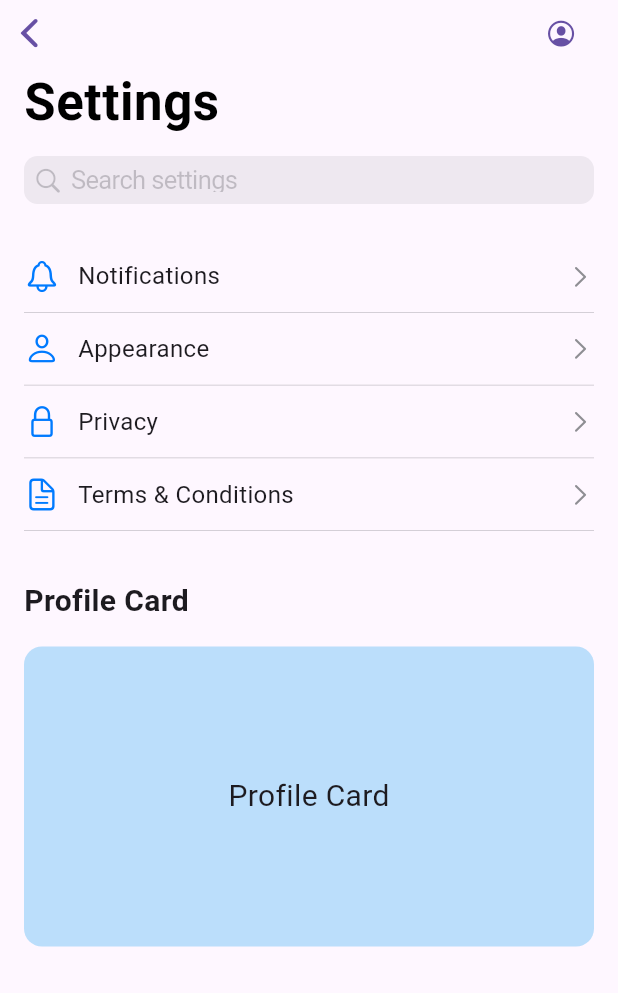
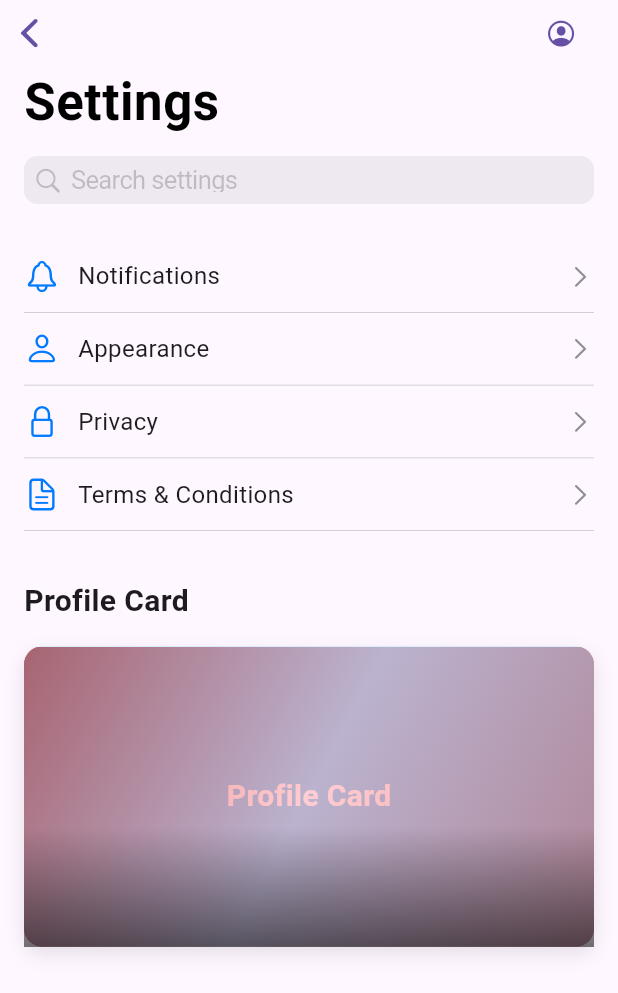
Before and after one commit to KameshDivantha/ishangavidusha-flutter_coding_test-1e349c8ff79d, a Flutter app: the SettingsScreen screen opened by its route, on a phone screen of 412 x 824 dp. Shown: the top 993 px of the screen. Run offline on Flutter 3.47's test engine with Material 3 defaults, Android fonts, the phone set to English and light mode, and no system bars; our stand-ins replace rxdart; accounts and stored records are empty.

Commit message:
Add shader for profile card

```diff
--- a/lib/screens/settings_screen.dart
+++ b/lib/screens/settings_screen.dart
@@ -117,20 +117,61 @@ class _SettingsScreenState extends State<SettingsScreen> {
                         ),
                       ),
                       const SizedBox(height: 16),
-                      Container(
+                      ShaderMask(
+                        shaderCallback: (Rect bounds) {
+                          return LinearGradient(
+                            begin: Alignment.topLeft,
+                            end: Alignment.bottomRight,
+                            colors: [
+                              Colors.red.shade300,
+                              Colors.red.shade100,
+                              Colors.red.shade200,
+                            ],
+                          ).createShader(bounds);
+                        },
+                        child: Container(
                           height: 200,
+                          decoration: BoxDecoration(
+                            color: Colors.white,
+                            borderRadius: BorderRadius.circular(12),
+                            boxShadow: [
+                              BoxShadow(
+                                color: Colors.black.withValues(alpha: 0.1),
+                                blurRadius: 10,
+                                offset: const Offset(0, 5),
+                              ),
+                            ],
+                          ),
+                          alignment: Alignment.center,
+                          child: ShaderMask(
+                            shaderCallback: (bounds) {
+                              return const LinearGradient(
+                                begin: Alignment.topCenter,
+                                end: Alignment.bottomCenter,
+                                colors: [
+                                  Colors.transparent,
+                                  Colors.black54,
+                                ],
+                                stops: [0.6, 1.0],
+                              ).createShader(bounds);
+                            },
+                            blendMode: BlendMode.darken,
+                            child: Container(
                               decoration: BoxDecoration(
                                 color: Colors.blue.shade100,
                                 borderRadius: BorderRadius.circular(12),
                               ),
                               alignment: Alignment.center,
-                        // TODO: (Bonus) Apply custom visual effect
-                        // Requirements:
-                        // - Apply a custom visual effect using ImageFilter.shader
-                        // - Create a simple shader (gradient or noise effect)
                               child: const Text(
                                 'Profile Card',
-                          style: TextStyle(fontSize: 20),
+                                style: TextStyle(
+                                  fontSize: 20,
+                                  color: Colors.white,
+                                  fontWeight: FontWeight.bold,
+                                ),
+                              ),
+                            ),
+                          ),
                         ),
                       ),
                     ],
```
Lines whose indentation alone changed are shown as unchanged.
